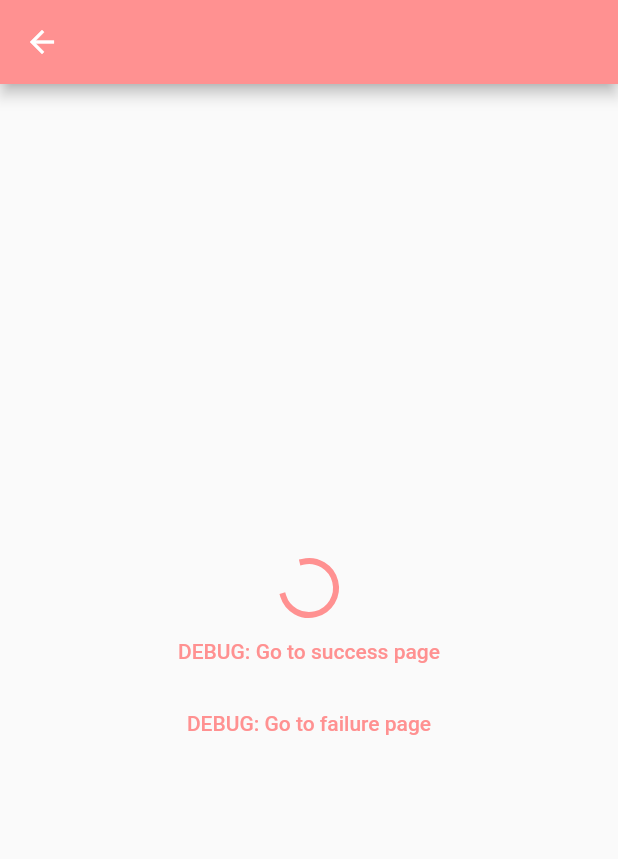
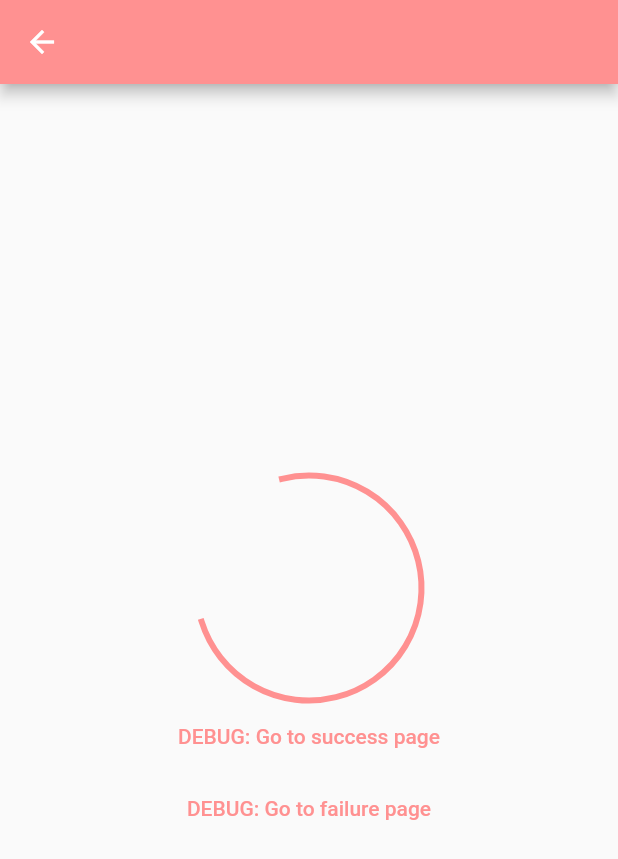
Before and after one commit to dylanvu/ECG-App, a Flutter app: the DevicePairingPage screen opened directly with empty values, on a phone screen of 412 x 824 dp. Shown: the top 859 px of the screen. Run offline on Flutter 3.47's test engine with Material 2 defaults, Android fonts, the phone set to English and light mode, and no system bars.

```diff
--- a/lib/device_search.dart
+++ b/lib/device_search.dart
@@ -31,7 +31,10 @@ class _DevicePairingPageState extends State<DevicePairingPage> {
         child: Column(
           mainAxisAlignment: MainAxisAlignment.center,
           children: <Widget>[
-            const CircularProgressIndicator(value: null),
+            const SizedBox(
+                width: 150,
+                height: 150,
+                child: CircularProgressIndicator(value: null)),
             TextButton(
               onPressed: () {},
               child: const Text("DEBUG: Go to success page"),
```
